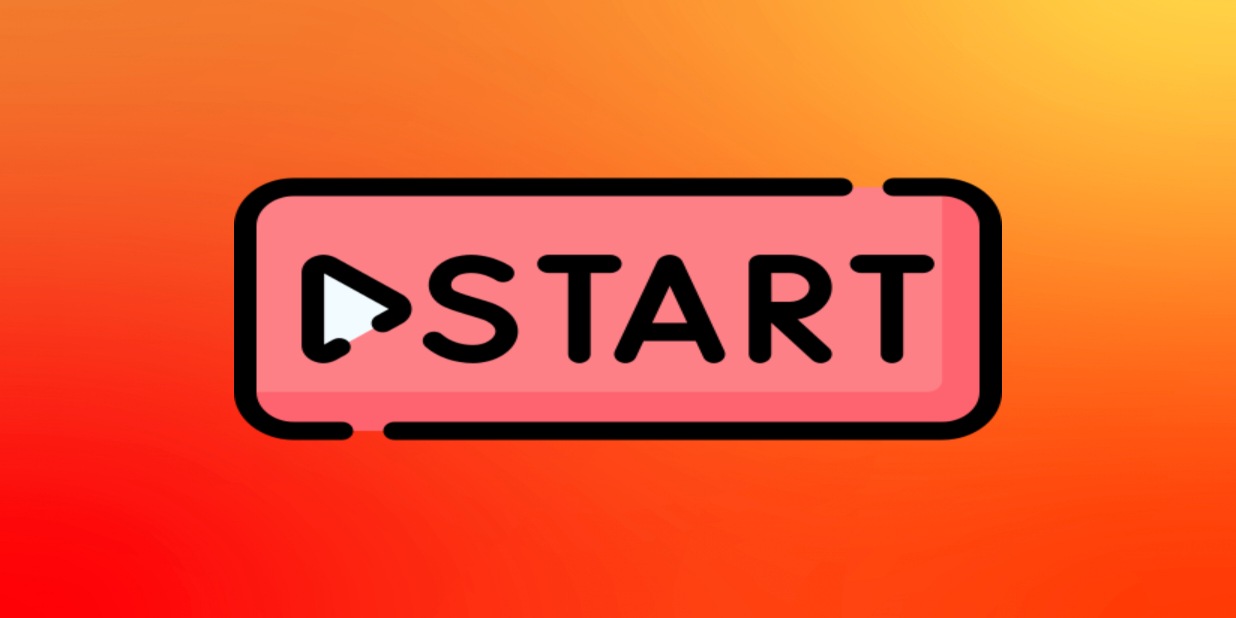
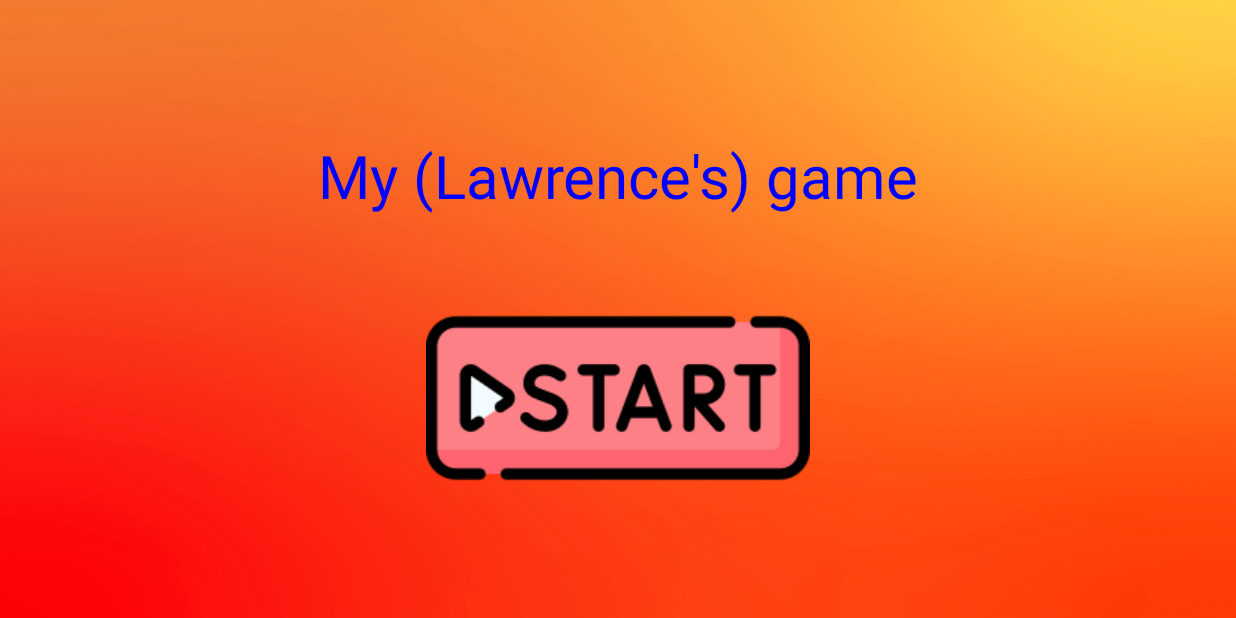
Before and after one commit to lawrencecox1234/GridGame, an Android app: the screen it shows after launch (MainActivity), on a phone screen of 824 x 412 dp (held sideways). Run offline under Robolectric (Android 15) with nearby library versions, the light colour scheme and no system bars.

Commit message:
Added custom title to start menu and reduced button size

```diff
--- a/app/src/main/res/layout/activity_main.xml
+++ b/app/src/main/res/layout/activity_main.xml
@@ -10,22 +10,23 @@
     android:gravity="center"
     android:orientation="vertical">
 
-    <View
-        android:layout_width="0dp"
-        android:layout_height="0dp"
-        android:layout_weight="1" />
+    <TextView
+        android:layout_width="wrap_content"
+        android:layout_height="wrap_content"
+        android:includeFontPadding="true"
+        android:layout_marginTop="90dp"
+        android:layout_weight="2"
+        android:text="My (Lawrence's) game"
+        android:textColor="#0000FF"
+        android:textSize="40sp" />
 
     <ImageButton
         android:layout_width="wrap_content"
         android:layout_height="wrap_content"
         android:id="@+id/ibStartGame"
+        android:layout_marginBottom="90dp"
         android:background="@drawable/start_button"
         tools:ignore="SpeakableTextPresentCheck"
         android:contentDescription="@string/play" />
 
-    <View
-        android:layout_width="0dp"
-        android:layout_height="0dp"
-        android:layout_weight="1" />
-
 </LinearLayout>
```
Also changed, not shown: app/src/main/res/drawable/start_button.png.
